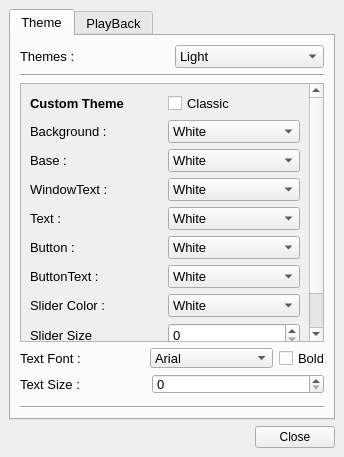
Above: SettingPart/Setting.ui from EE-AUT/Media-player before the change. Below: the same form after it.
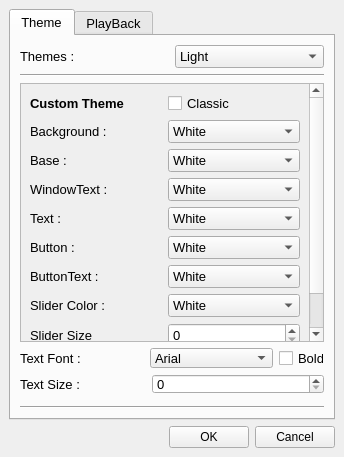
That is the form after the change.

Commit message: Setting part was improved

```diff
--- a/SettingPart/Setting.ui
+++ b/SettingPart/Setting.ui
@@ -867,7 +867,14 @@
       <item>
        <widget class="QPushButton" name="pushButton_close">
         <property name="text">
-         <string>Close</string>
+         <string>OK</string>
+        </property>
+       </widget>
+      </item>
+      <item>
+       <widget class="QPushButton" name="pushButton_Cancel">
+        <property name="text">
+         <string>Cancel</string>
         </property>
        </widget>
       </item>
```
Left out of the diff: 4 changed lines with no effect on the pictures. The commit also changes 8 other files.
